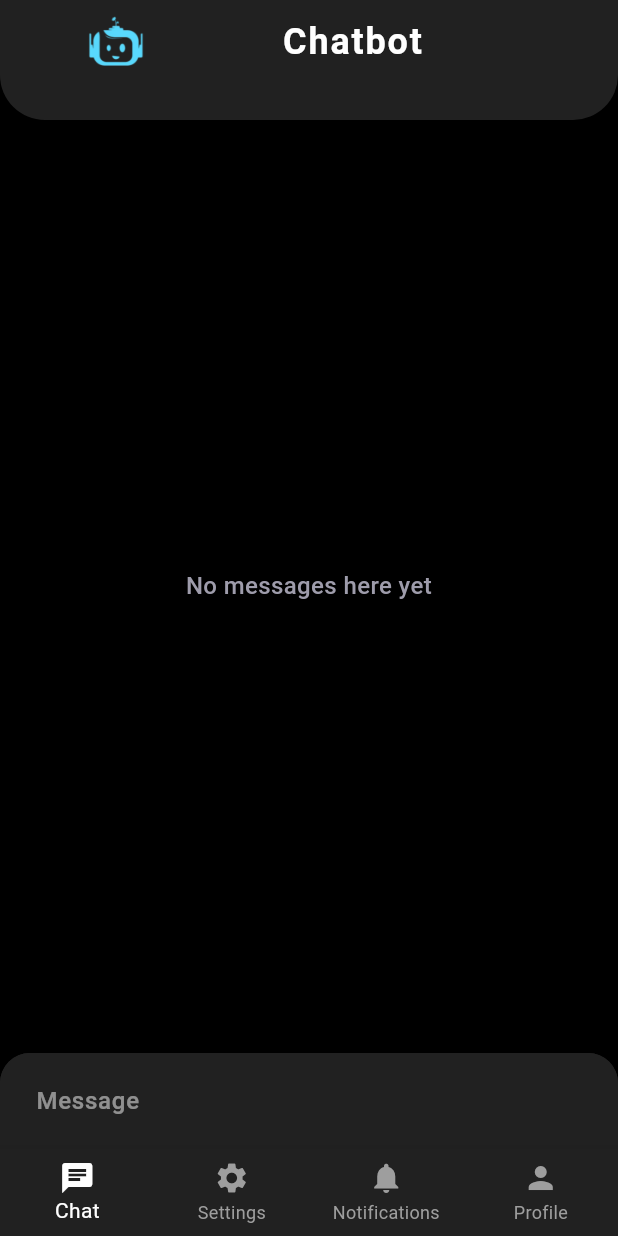
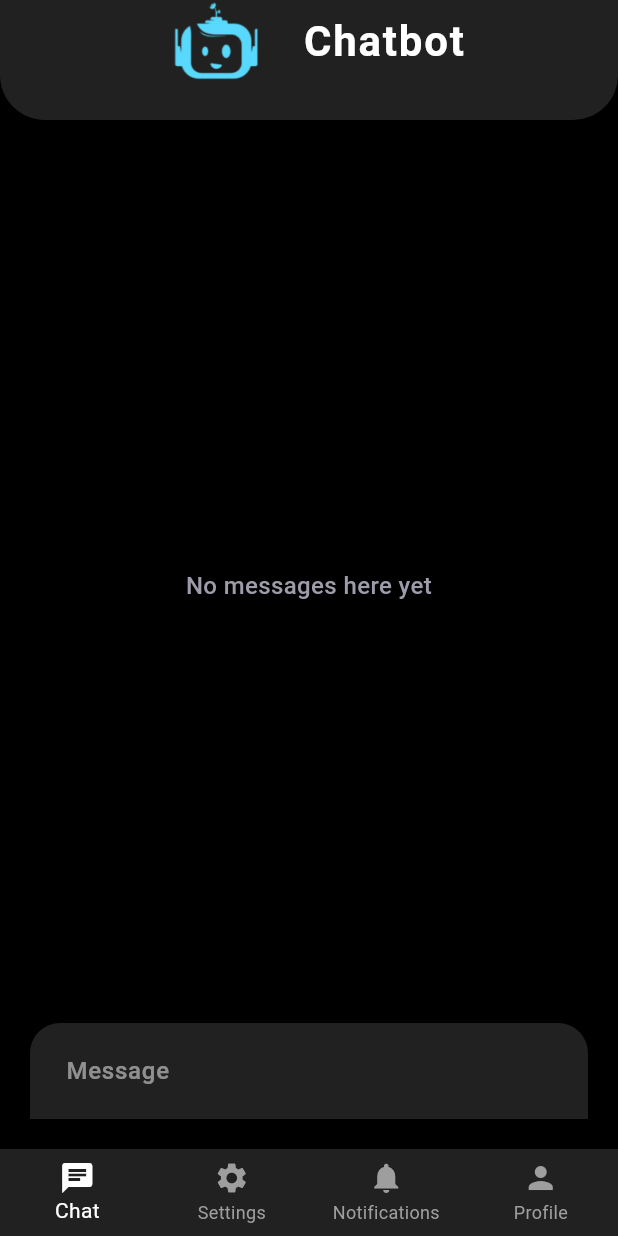
Before and after one commit to devp2006/fintech_project, a Flutter app: the screen it shows after launch, on a phone screen of 412 x 824 dp. Run offline on Flutter 3.47's test engine with Material 3 defaults, Android fonts, the phone set to English and light mode, and no system bars; our stand-ins replace firebase_auth, firebase_core, flutter_chat_types, flutter_chat_ui; accounts and stored records are empty.

Commit message:
chat final

```diff
--- a/lib/home.dart
+++ b/lib/home.dart
@@ -75,7 +75,8 @@ class _ChatScreenState extends State<ChatScreen> {
           ChatScreenContent(
             messages: _messages,
             onSendPressed: _handleSendPressed,
-              user: _user),
+            user: _user,
+          ),
           SettingsScreen(),
           NotificationsScreen(),
           ProfileScreen(),
@@ -116,7 +117,7 @@ class ChatScreenContent extends StatelessWidget {
     return Scaffold(
       backgroundColor: Colors.black, // Dark background
       appBar: PreferredSize(
-        preferredSize: Size.fromHeight(80), // Increase Navbar Height
+        preferredSize: Size.fromHeight(80), // Increased Navbar Height
         child: Container(
           decoration: BoxDecoration(
             color: Colors.grey[900], // Dark AppBar Color
@@ -132,38 +133,39 @@ class ChatScreenContent extends StatelessWidget {
             title: Row(
               mainAxisAlignment: MainAxisAlignment.center, // Center logo & text
               children: [
-                Padding(
-                  padding: EdgeInsets.only(right: 80),
+                Container(
+                  height: 90,
+                  width: 90,
                   child: Image.asset(
                     'assets/logo.png', // Replace with your logo path
                     height: 40, // Adjust size as needed
                   ),
                 ),
-              // Space between logo and text
-                Padding(
-                  padding: const EdgeInsets.only(right: 80),
-                  child: Text(
+                SizedBox(width: 10), // Space between logo and text
+                Text(
                   "Chatbot",
                   style: TextStyle(
-                      fontSize: 24, // Larger font
+                    fontSize: 28, // Larger font
                     fontWeight: FontWeight.bold, // Bold text
                     letterSpacing: 1.2, // Slight spacing for better look
                     color: Colors.white, // Text color
                   ),
                 ),
+              ],
             ),
-              ],
+            centerTitle: true,
           ),
         ),
       ),
-      ),
-      body: Chat(
+      body: Padding(
+        padding: const EdgeInsets.all(20.0),
+        child: Chat(
           messages: messages,
           onSendPressed: onSendPressed,
           user: user,
           theme: DefaultChatTheme(
             backgroundColor: Colors.black, // Chat background
-          primaryColor: Colors.blueGrey[800]!, // User message color
+            primaryColor: Color.fromARGB(255, 89, 217, 255), // User message color
             secondaryColor: Colors.grey[800]!, // Bot message color
             inputBackgroundColor: Colors.grey[900]!, // Input field background
             inputTextColor: Colors.white, // Input text color
@@ -171,8 +173,11 @@ class ChatScreenContent extends StatelessWidget {
             sentMessageBodyTextStyle: TextStyle(color: Colors.white),
             inputContainerDecoration: BoxDecoration(
               color: Colors.grey[900],
-            borderRadius: BorderRadius.circular(20),
+              borderRadius: BorderRadius.circular(30),
             ),
+            messageBorderRadius: 20, // **Round corners for all messages**
+          ),
+
         ),
       ),
     );
```
Also changed, not shown: lib/pdf_page.dart (added). Lines whose indentation alone changed are shown as unchanged.
